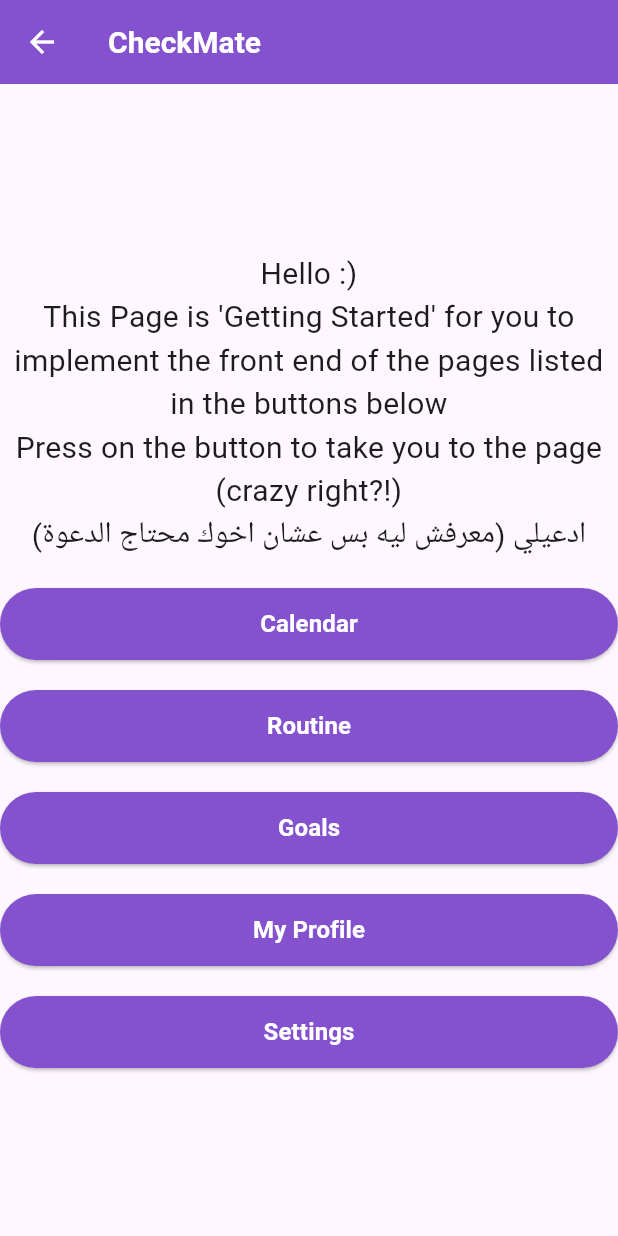
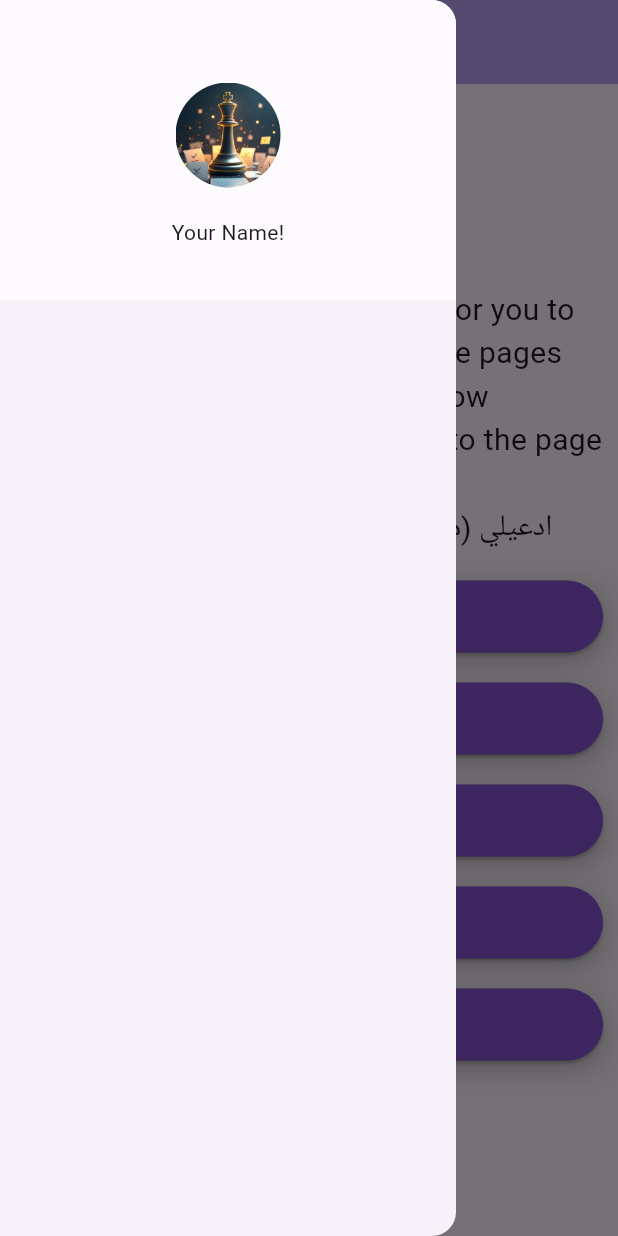
Before and after one commit to Amrr-Tarek/CheckMate, a Flutter app: the HomePage screen opened directly, with the side drawer open (before the commit the screen has no drawer), on a phone screen of 412 x 824 dp. Run offline on Flutter 3.47's test engine with Material 3 defaults, Android fonts, the phone set to English and light mode, and no system bars; network calls fail.

Commit message:
added a drawer

```diff
--- a/lib/const/buttons.dart
+++ b/lib/const/buttons.dart
@@ -9,7 +9,16 @@ class Button extends StatelessWidget {
 
   @override
   Widget build(BuildContext context) {
-    return ElevatedButton(
+    return Container(
+      margin: const EdgeInsets.only(top: 10, bottom: 10),
+      decoration: const BoxDecoration(boxShadow: [
+        BoxShadow(
+            color: Color.fromRGBO(56, 56, 56, 0.5),
+            blurRadius: 20,
+            offset: Offset(0, 5),
+            spreadRadius: -5)
+      ]), // SHADOW IS NOT A ROUNDED RECTANGLE
+      child: ElevatedButton(
         style: ElevatedButton.styleFrom(
           backgroundColor: AppColors().boxColor,
           shape: RoundedRectangleBorder(
@@ -26,6 +35,7 @@ class Button extends StatelessWidget {
             fontWeight: FontWeight.bold,
           ),
         ),
+      ),
     );
   }
 }
--- /dev/null
+++ b/lib/screen/drawer.dart
@@ -0,0 +1,97 @@
+import 'package:flutter/material.dart';
+
+class MyDrawer extends StatefulWidget {
+  const MyDrawer({super.key});
+
+  @override
+  State<MyDrawer> createState() => _MyDrawerState();
+}
+
+class _MyDrawerState extends State<MyDrawer> {
+  @override
+  Widget build(BuildContext context) {
+    return Container(
+      color: Colors.white70,
+      width: double.infinity,
+      height: 200,
+      padding: const EdgeInsets.only(top: 20),
+      child: Column(
+        mainAxisAlignment: MainAxisAlignment.center,
+        children: [
+          Container(
+            margin: const EdgeInsets.only(bottom: 20),
+            height: 70,
+            decoration: BoxDecoration(
+              // Logo
+              shape: BoxShape.circle,
+              image: const DecorationImage(
+                image: AssetImage('lib/assets/app_icon.jpg'),
+              ),
+            ),
+          ),
+          Text("Your Name!"),
+        ],
+      ),
+    );
+  }
+}
+
+Widget myDrawerList() {
+  return Container(
+    padding: const EdgeInsets.only(top: 10, bottom: 10),
+    child: Column(
+      // Drawer's Menu
+      // Create a class and add instances to the menu with the following parameters
+      /// String title
+      /// String iconPath / IconData icon
+      /// an instance of the page you are trying to navigate to
+      /// bool selected
+    ),
+  );
+}
+
+// Drawer myDrawer(BuildContext context) {
+//   return Drawer(
+//     child: ListView(
+//       children: [
+//         ListTile(
+//           title: const Text("Calendar"),
+//           onTap: () {
+//             Navigator.push(context,
+//                 MaterialPageRoute(builder: (context) => const Calendar()));
+//           },
+//         ),
+//         ListTile(
+//             title: const Text("Goals"),
+//             onTap: () {
+//               Navigator.push(context,
+//                   MaterialPageRoute(builder: (context) => const Goals()));
+//             }),
+//         ListTile(
+//             title: const Text("Routine"),
+//             onTap: () {
+//               Navigator.push(context,
+//                   MaterialPageRoute(builder: (context) => const Routine()));
+//             }),
+//         ListTile(
+//           title: const Text("My Profile"),
+//           onTap: () {
+//             Navigator.push(context,
+//                 MaterialPageRoute(builder: (context) => const MyProfile()));
+//           },
+//         ),
+//         ListTile(
+//             title: const Text("Settings"),
+//             onTap: () {
+//               Navigator.push(context,
+//                   MaterialPageRoute(builder: (context) => const Settings()));
+//             }),
+
+//         /// Create a class for the ListTiles.. add the following as attributes:
+//         /// title
+//         /// iconPath
+//         /// an instance of the page you are trying to navigate to
+//       ],
+//     ),
+//   );
+// }
--- a/lib/screen/home.dart
+++ b/lib/screen/home.dart
@@ -5,7 +5,7 @@ import 'package:checkmate/screen/routine.dart';
 import 'package:checkmate/screen/goals.dart';
 import 'package:checkmate/screen/my_profile.dart';
 import 'package:checkmate/screen/settings.dart';
-import 'package:checkmate/const/colors.dart';
+import 'package:checkmate/screen/drawer.dart';
 
 class HomePage extends StatefulWidget {
   final String title;
@@ -23,43 +23,65 @@ class _HomePageState extends State<HomePage> {
   Widget build(BuildContext context) {
     // Is ran everytime setState is called
     return Scaffold(
-        appBar: AppBar(
-          backgroundColor: AppColors().boxColor,
-          title: const Text("CheckMate",
-              style: TextStyle(
-                  color: Colors.white,
-                  fontSize: 20,
-                  fontWeight: FontWeight.bold)),
-          leading: IconButton(
-            icon: const Icon(
-              Icons.arrow_back,
-              color: Colors.white,
-            ),
-            onPressed: () {
-              Navigator.pop(context);
-            },
+      appBar: appBar(),
+      drawer: Drawer(
+        child: SingleChildScrollView(
+          child: Container(
+            child: Column(
+              children: [
+                MyDrawer(),
+                myDrawerList(),
+              ],
             ),
           ),
-        body: Center(
+        ),
+      ),
+      body: __body(),
+    );
+  }
+
+  AppBar appBar() {
+    return AppBar(
+      backgroundColor: const Color(0xFFB9A3F4),
+      title: const Text("Dashboard",
+          style: TextStyle(
+              color: Color(0xFF1D1B20),
+              fontSize: 22,
+              fontWeight: FontWeight.bold) // Change to Cairo
+          ),
+      centerTitle: true,
+      // leading: IconButton(
+      //   icon: const Icon(
+      //     Icons.menu,
+      //     color: Color(0xFF1D1B20),
+      //   ),
+      //   onPressed: () {
+      //     // Display Drawer
+      //   },
+      // ),
+    ); // Remember to add a suffix for the profile
+  }
+
+  Container __body() {
+    return Container(
+      margin: const EdgeInsets.all(10),
+      child: Center(
           child: Column(
         mainAxisAlignment: MainAxisAlignment.center,
         children: [
           const Text(
-              "Hello :)\nThis Page is 'Getting Started' for you to implement the front end of the pages listed in the buttons below\nPress on the button to take you to the page (crazy right?!)\nادعيلي (معرفش ليه بس عشان اخوك محتاج الدعوة)",
+            "Hello :)\nThis Page is 'Getting Started' for you to implement the front end of the pages listed in the buttons below\nPress on the button to take you to the page (crazy right?!)\nادعيلي (معرفش ليه بس اخوك محتاج الدعوة)",
             style: TextStyle(fontSize: 20),
             textAlign: TextAlign.center,
           ),
-            const SizedBox(height: 20),
+          const SizedBox(height: 10),
           Button(
               text: "Calendar",
               onPress: () {
                 // Push Calendar Page to the Navigator
-                  Navigator.push(
-                      context,
-                      MaterialPageRoute(
-                          builder: (context) => const Calendar()));
+                Navigator.push(context,
+                    MaterialPageRoute(builder: (context) => const Calendar()));
               }),
-            const SizedBox(height: 20),
           Button(
               text: "Routine",
               onPress: () {
@@ -67,7 +89,6 @@ class _HomePageState extends State<HomePage> {
                 Navigator.push(context,
                     MaterialPageRoute(builder: (context) => const Routine()));
               }),
-            const SizedBox(height: 20),
           Button(
               text: "Goals",
               onPress: () {
@@ -75,27 +96,22 @@ class _HomePageState extends State<HomePage> {
                 Navigator.push(context,
                     MaterialPageRoute(builder: (context) => const Goals()));
               }),
-            const SizedBox(height: 20),
           Button(
               text: "My Profile",
               onPress: () {
                 // Push My Profile to the Navigator
-                  Navigator.push(
-                      context,
-                      MaterialPageRoute(
-                          builder: (context) => const MyProfile()));
+                Navigator.push(context,
+                    MaterialPageRoute(builder: (context) => const MyProfile()));
               }),
-            const SizedBox(height: 20), // I don't like the look of this neither
           Button(
               text: "Settings",
               onPress: () {
                 // Push Settings Page to the Navigator
-                  Navigator.push(
-                      context,
-                      MaterialPageRoute(
-                          builder: (context) => const Settings()));
+                Navigator.push(context,
+                    MaterialPageRoute(builder: (context) => const Settings()));
               }),
         ],
-        )));
+      )),
+    );
   }
 }
--- a/pubspec.yaml
+++ b/pubspec.yaml
@@ -59,8 +59,8 @@ flutter:
   uses-material-design: true
 
   # To add assets to your application, add an assets section, like this:
-  # assets:
-  #   - images/a_dot_burr.jpeg
+  assets:
+    - lib/assets/app_icon.jpg
   #   - images/a_dot_ham.jpeg
 
   # An image asset can refer to one or more resolution-specific "variants", see
--- a/suggested_improvemenets.txt
+++ /dev/null
@@ -1,7 +0,0 @@
-- add a variable / class for the app bar (DRY)
-    - Make the app bar outside of the Navigator stack so that it doesn't change while "navigating"
-- Make some margins around for better display
-
-
-After we finish:
-- Making the app theme convenient with the idea
```
Also changed, not shown: lib/assets/app_icon.jpg (added), 2 other files. Lines whose indentation alone changed are shown as unchanged.
